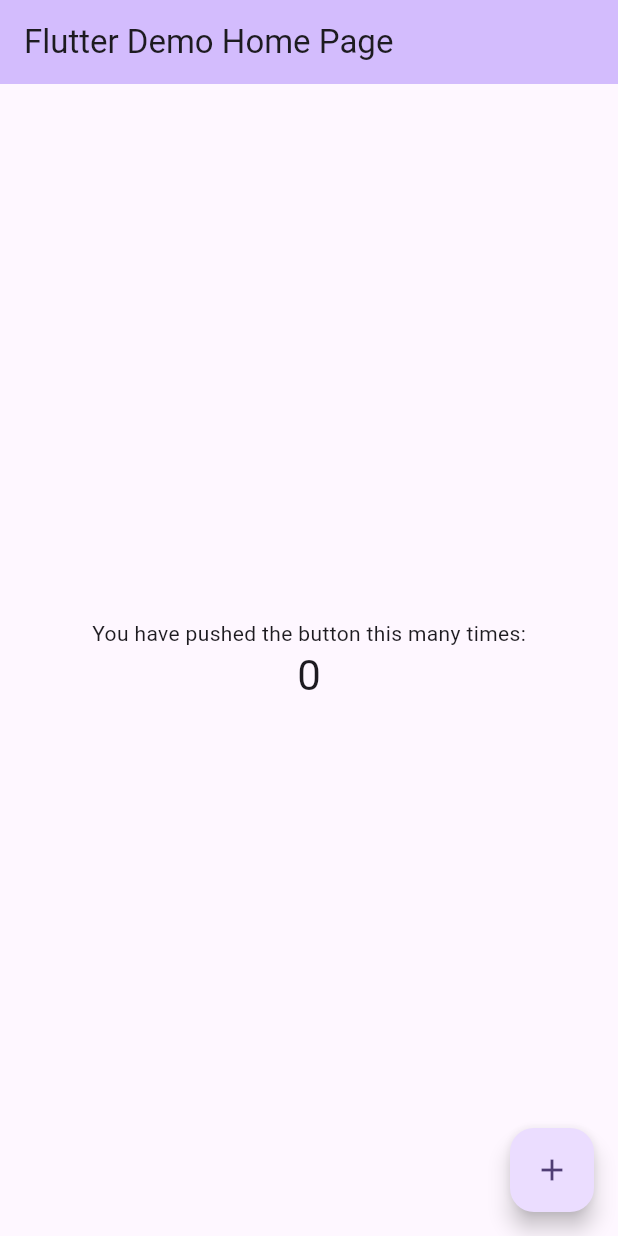
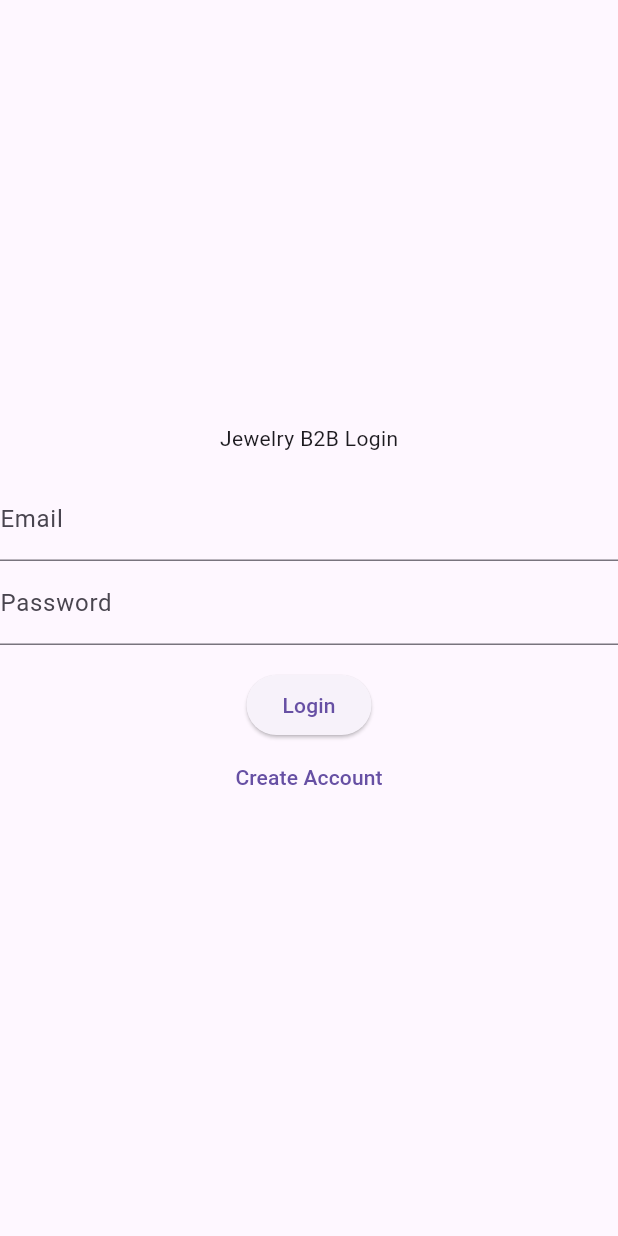
Before and after one commit to swethachinnappant-hub/DOA_apps, a Flutter app: the screen it shows after launch, on a phone screen of 412 x 824 dp. Run offline on Flutter 3.47's test engine with Material 3 defaults, Android fonts, the phone set to English and light mode, and no system bars; our stand-ins replace cached_network_image, fl_chart, go_router, shared_preferences, shimmer.

Commit message:
Add clean app auth and API screens

```diff
--- /dev/null
+++ b/ecommerce_app_clean/lib/constants/api_constants.dart
@@ -0,0 +1,5 @@
+class ApiConstants {
+  static const String baseUrlDebug = 'http://10.0.2.2:5080';
+  static String get baseUrl => baseUrlDebug;
+  static const Duration timeout = Duration(seconds: 30);
+}
--- a/ecommerce_app_clean/lib/main.dart
+++ b/ecommerce_app_clean/lib/main.dart
@@ -1,122 +1,40 @@
 import 'package:flutter/material.dart';
+import 'package:shared_preferences/shared_preferences.dart';
+import 'utils/token_manager.dart';
+import 'screens/auth_screen.dart';
+import 'screens/home_screen.dart';
 
-void main() {
+Future<void> main() async {
+  WidgetsFlutterBinding.ensureInitialized();
+  await TokenManager.initialize();
+  await SharedPreferences.getInstance();
   runApp(const MyApp());
 }
 
-class MyApp extends StatelessWidget {
+class MyApp extends StatefulWidget {
   const MyApp({super.key});
 
-  // This widget is the root of your application.
   @override
-  Widget build(BuildContext context) {
-    return MaterialApp(
-      title: 'Flutter Demo',
-      theme: ThemeData(
-        // This is the theme of your application.
-        //
-        // TRY THIS: Try running your application with "flutter run". You'll see
-        // the application has a purple toolbar. Then, without quitting the app,
-        // try changing the seedColor in the colorScheme below to Colors.green
-        // and then invoke "hot reload" (save your changes or press the "hot
-        // reload" button in a Flutter-supported IDE, or press "r" if you used
-        // the command line to start the app).
-        //
-        // Notice that the counter didn't reset back to zero; the application
-        // state is not lost during the reload. To reset the state, use hot
-        // restart instead.
-        //
-        // This works for code too, not just values: Most code changes can be
-        // tested with just a hot reload.
-        colorScheme: .fromSeed(seedColor: Colors.deepPurple),
-      ),
-      home: const MyHomePage(title: 'Flutter Demo Home Page'),
-    );
-  }
+  State<MyApp> createState() => _MyAppState();
 }
 
-class MyHomePage extends StatefulWidget {
-  const MyHomePage({super.key, required this.title});
-
-  // This widget is the home page of your application. It is stateful, meaning
-  // that it has a State object (defined below) that contains fields that affect
-  // how it looks.
-
-  // This class is the configuration for the state. It holds the values (in this
-  // case the title) provided by the parent (in this case the App widget) and
-  // used by the build method of the State. Fields in a Widget subclass are
-  // always marked "final".
-
-  final String title;
+class _MyAppState extends State<MyApp> {
+  bool _hasToken = false;
 
   @override
-  State<MyHomePage> createState() => _MyHomePageState();
-}
-
-class _MyHomePageState extends State<MyHomePage> {
-  int _counter = 0;
-
-  void _incrementCounter() {
-    setState(() {
-      // This call to setState tells the Flutter framework that something has
-      // changed in this State, which causes it to rerun the build method below
-      // so that the display can reflect the updated values. If we changed
-      // _counter without calling setState(), then the build method would not be
-      // called again, and so nothing would appear to happen.
-      _counter++;
+  void initState() {
+    super.initState();
+    WidgetsBinding.instance.addPostFrameCallback((_) {
+      TokenManager.hasToken().then((hasToken) => setState(() => _hasToken = hasToken));
     });
   }
 
   @override
   Widget build(BuildContext context) {
-    // This method is rerun every time setState is called, for instance as done
-    // by the _incrementCounter method above.
-    //
-    // The Flutter framework has been optimized to make rerunning build methods
-    // fast, so that you can just rebuild anything that needs updating rather
-    // than having to individually change instances of widgets.
-    return Scaffold(
-      appBar: AppBar(
-        // TRY THIS: Try changing the color here to a specific color (to
-        // Colors.amber, perhaps?) and trigger a hot reload to see the AppBar
-        // change color while the other colors stay the same.
-        backgroundColor: Theme.of(context).colorScheme.inversePrimary,
-        // Here we take the value from the MyHomePage object that was created by
-        // the App.build method, and use it to set our appbar title.
-        title: Text(widget.title),
-      ),
-      body: Center(
-        // Center is a layout widget. It takes a single child and positions it
-        // in the middle of the parent.
-        child: Column(
-          // Column is also a layout widget. It takes a list of children and
-          // arranges them vertically. By default, it sizes itself to fit its
-          // children horizontally, and tries to be as tall as its parent.
-          //
-          // Column has various properties to control how it sizes itself and
-          // how it positions its children. Here we use mainAxisAlignment to
-          // center the children vertically; the main axis here is the vertical
-          // axis because Columns are vertical (the cross axis would be
-          // horizontal).
-          //
-          // TRY THIS: Invoke "debug painting" (choose the "Toggle Debug Paint"
-          // action in the IDE, or press "p" in the console), to see the
-          // wireframe for each widget.
-          mainAxisAlignment: .center,
-          children: [
-            const Text('You have pushed the button this many times:'),
-            Text(
-              '$_counter',
-              style: Theme.of(context).textTheme.headlineMedium,
-            ),
-          ],
-        ),
-      ),
-      floatingActionButton: FloatingActionButton(
-        onPressed: _incrementCounter,
-        tooltip: 'Increment',
-        child: const Icon(Icons.add),
-      ),
+    return MaterialApp(
+      title: 'Jewelry Store',
+      theme: ThemeData(primarySwatch: Colors.teal, useMaterial3: true),
+      home: _hasToken ? const HomeScreen() : const AuthScreen(),
     );
   }
 }
--- /dev/null
+++ b/ecommerce_app_clean/lib/screens/auth_screen.dart
@@ -0,0 +1,70 @@
+import 'package:flutter/material.dart';
+import 'package:ecommerce_app_clean/utils/token_manager.dart';
+import 'package:ecommerce_app_clean/services/api_service.dart';
+
+class AuthScreen extends StatefulWidget {
+  const AuthScreen({super.key});
+
+  @override
+  State<AuthScreen> createState() => _AuthScreenState();
+}
+
+class _AuthScreenState extends State<AuthScreen> {
+  final _emailController = TextEditingController();
+  final _passwordController = TextEditingController();
+  bool _isLoading = false;
+  String? _error;
+
+  Future<void> _login() async {
+    setState(() {
+      _isLoading = true;
+      _error = null;
+    });
+    try {
+      final api = ApiService();
+      final result = await api.login(_emailController.text, _passwordController.text);
+      await TokenManager.saveToken(result['token']);
+      if (!mounted) return;
+      Navigator.of(context).pushReplacementNamed('/home');
+    } catch (e) {
+      setState(() => _error = e.toString());
+    } finally {
+      setState(() => _isLoading = false);
+    }
+  }
+
+  @override
+  Widget build(BuildContext context) {
+    return Scaffold(
+      body: Center(
+        child: _isLoading
+            ? const CircularProgressIndicator()
+            : Column(
+                mainAxisAlignment: MainAxisAlignment.center,
+                children: [
+                  const Text('Jewelry B2B Login'),
+                  const SizedBox(height: 16),
+                  TextField(
+                    controller: _emailController,
+                    decoration: const InputDecoration(labelText: 'Email'),
+                    keyboardType: TextInputType.emailAddress,
+                  ),
+                  TextField(
+                    controller: _passwordController,
+                    decoration: const InputDecoration(labelText: 'Password'),
+                    obscureText: true,
+                  ),
+                  const SizedBox(height: 16),
+                  ElevatedButton(onPressed: _login, child: const Text('Login')),
+                  TextButton(onPressed: () {}, child: const Text('Create Account')),
+                  if (_error != null)
+                    Padding(
+                      padding: const EdgeInsets.only(top: 8.0),
+                      child: Text(_error!, style: const TextStyle(color: Colors.red)),
+                    ),
+                ],
+              ),
+      ),
+    );
+  }
+}
--- /dev/null
+++ b/ecommerce_app_clean/lib/utils/token_manager.dart
@@ -0,0 +1,27 @@
+import 'package:shared_preferences/shared_preferences.dart';
+
+class TokenManager {
+  static const String _tokenKey = 'auth_token';
+  static String? _storedToken;
+
+  static Future<void> initialize() async {
+    final prefs = await SharedPreferences.getInstance();
+    _storedToken = prefs.getString(_tokenKey);
+  }
+
+  static String? getToken() => _storedToken;
+
+  static Future<void> saveToken(String token) async {
+    final prefs = await SharedPreferences.getInstance();
+    await prefs.setString(_tokenKey, token);
+    _storedToken = token;
+  }
+
+  static Future<void> clearToken() async {
+    final prefs = await SharedPreferences.getInstance();
+    await prefs.remove(_tokenKey);
+    _storedToken = null;
+  }
+
+  static Future<bool> hasToken() async => _storedToken != null;
+}
```
Also changed, not shown: ecommerce_app_clean/lib/screens/home_screen.dart (added, +95 -0 lines), ecommerce_app_clean/lib/services/api_service.dart (added, +147 -0 lines), 2 other files.
